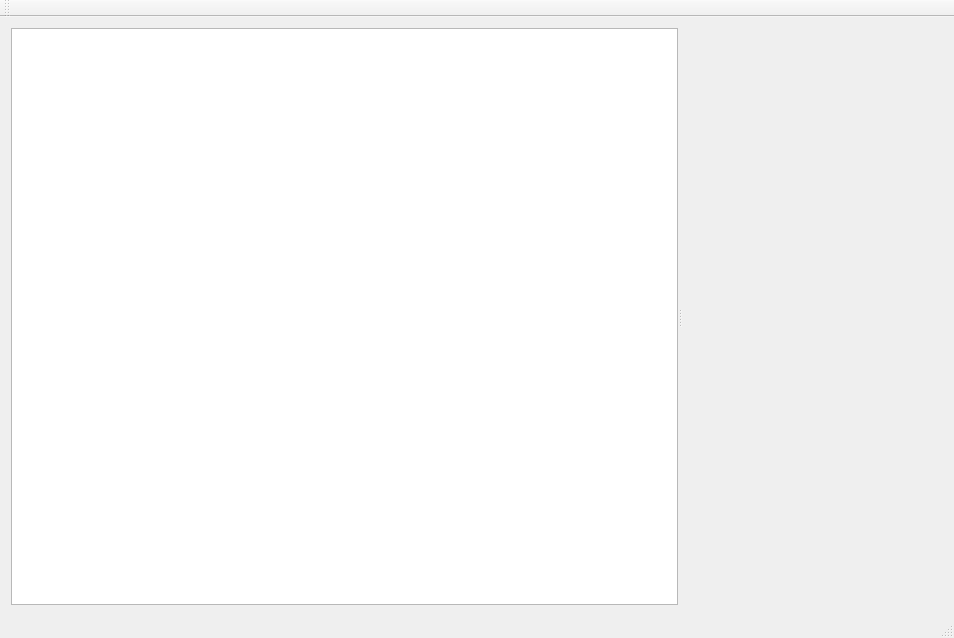
Qt form SourceCode/Modelviewer/modelviewerwindow.ui (Wapajama/ZMasher) before a commit.
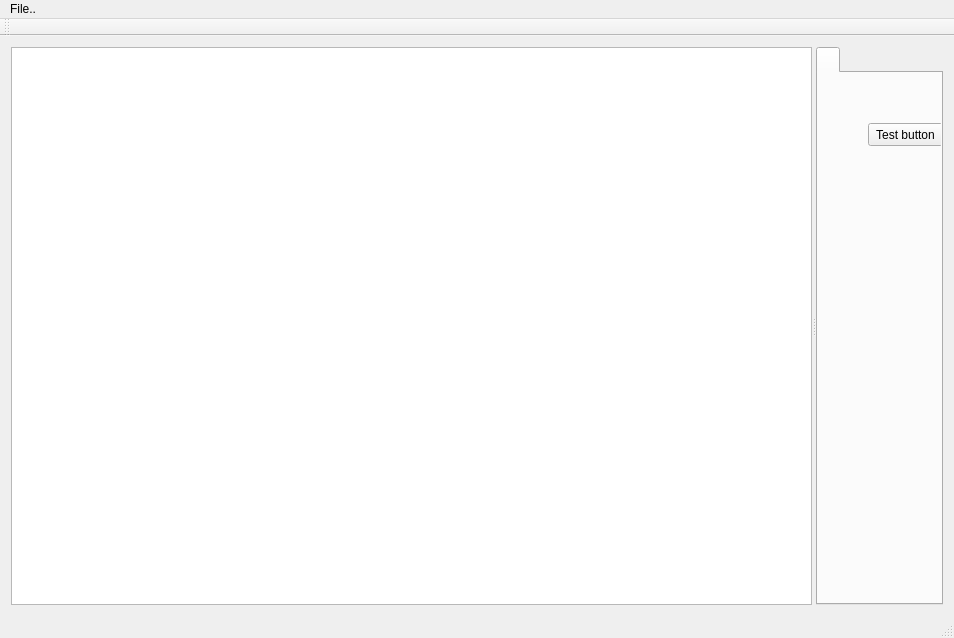
The same form after that commit.

```diff
--- a/SourceCode/Modelviewer/modelviewerwindow.ui
+++ b/SourceCode/Modelviewer/modelviewerwindow.ui
@@ -28,13 +28,31 @@
         </sizepolicy>
        </property>
       </widget>
-      <widget class="QWidget" name="PropertyView" native="true">
+      <widget class="QTabWidget" name="PropertyView">
        <property name="sizePolicy">
         <sizepolicy hsizetype="Preferred" vsizetype="Preferred">
          <horstretch>0</horstretch>
          <verstretch>0</verstretch>
         </sizepolicy>
        </property>
+       <widget class="QWidget" name="PropertyViewPage1" native="true">
+        <attribute name="title">
+         <string/>
+        </attribute>
+        <widget class="QPushButton" name="pushButton">
+         <property name="geometry">
+          <rect>
+           <x>50</x>
+           <y>50</y>
+           <width>75</width>
+           <height>23</height>
+          </rect>
+         </property>
+         <property name="text">
+          <string>Test button</string>
+         </property>
+        </widget>
+       </widget>
       </widget>
      </widget>
     </item>
@@ -49,6 +67,13 @@
      <height>21</height>
     </rect>
    </property>
+   <widget class="QMenu" name="menuFile">
+    <property name="title">
+     <string>File..</string>
+    </property>
+    <addaction name="actionLoad_File"/>
+   </widget>
+   <addaction name="menuFile"/>
   </widget>
   <widget class="QToolBar" name="mainToolBar">
    <attribute name="toolBarArea">
```
Left out of the diff: 5 changed lines with no effect on the pictures.
